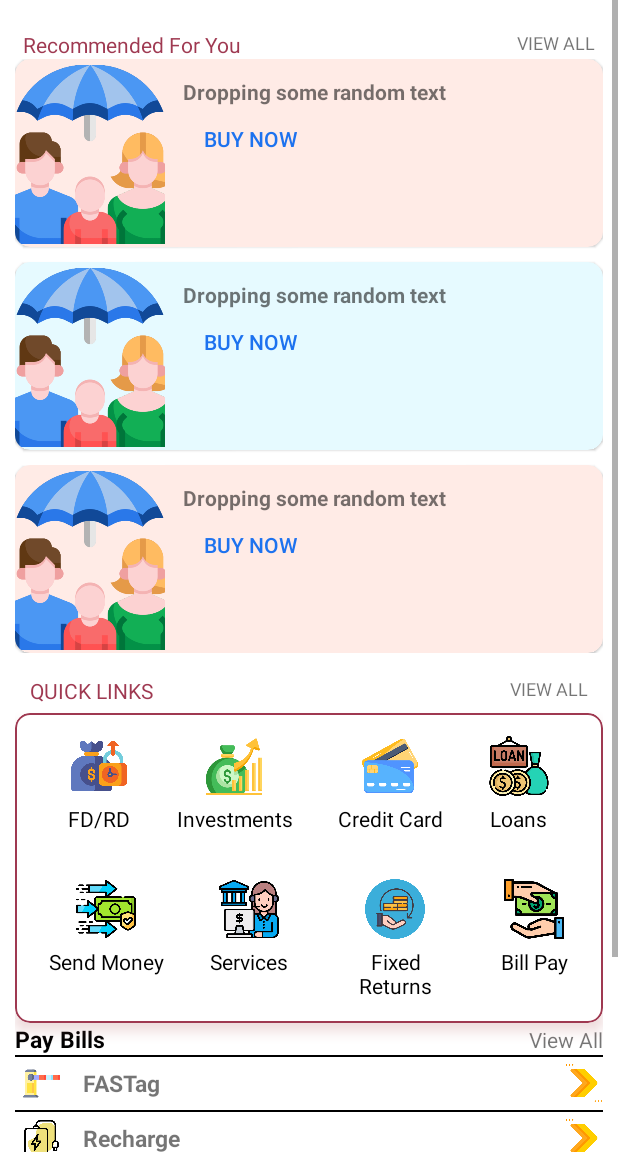
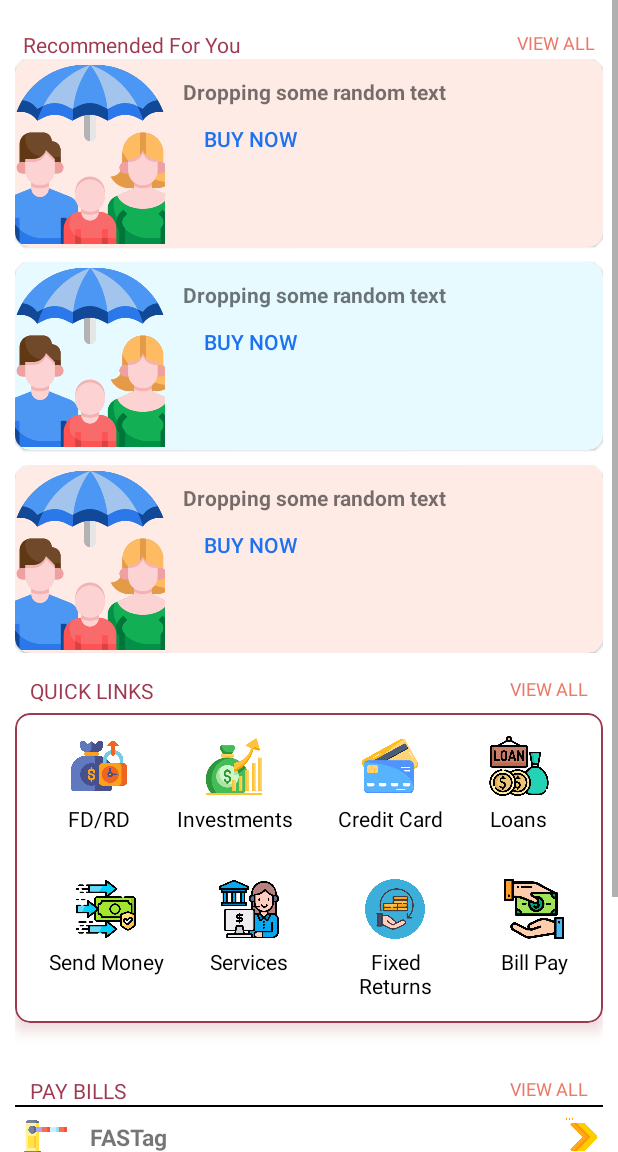
Before and after one commit to jitzp0924/CT-Demo-App, an Android app: the HomeScreen2 screen opened directly, with no data from a screen before it, on a phone screen of 412 x 824 dp, the part 84-1236 px from its top. Run offline under Robolectric (Android 15) with nearby library versions, the phone set to English and light mode, and no system bars.

Commit message:
Colour + image size

```diff
--- a/app/src/main/res/layout/activity_home_screen2.xml
+++ b/app/src/main/res/layout/activity_home_screen2.xml
@@ -96,7 +96,8 @@
             android:textSize="12sp"
             android:textAllCaps="true"
             android:gravity="center"
-            android:layout_alignParentRight="true"/>
+            android:layout_alignParentRight="true"
+            android:textColor="@color/bank_dark_secondary"/>
     </RelativeLayout>
 
     <LinearLayout
@@ -290,7 +291,8 @@
             android:textSize="12sp"
             android:textAllCaps="true"
             android:gravity="center"
-            android:layout_alignParentRight="true"/>
+            android:layout_alignParentRight="true"
+            android:textColor="@color/bank_dark_secondary"/>
     </RelativeLayout>
 
     <com.google.android.material.card.MaterialCardView
@@ -583,30 +585,34 @@
     <LinearLayout
         android:layout_width="match_parent"
         android:layout_height="match_parent"
-        android:orientation="vertical">
+        android:orientation="vertical"
+        android:layout_marginTop="20dp">
 
-        <LinearLayout
+        <RelativeLayout
             android:layout_width="match_parent"
             android:layout_height="wrap_content"
-            android:orientation="horizontal">
-
-            <TextView
-                android:layout_width="0dp"
-                android:layout_height="wrap_content"
-                android:layout_weight="1"
-                android:text="Pay Bills"
-                android:textStyle="bold"
-                android:textSize="15dp"
-                android:gravity="start"
-                android:textColor="@color/black"/>
+            android:layout_marginHorizontal="10dp"
+            android:layout_marginTop="15dp"
+            >
 
             <TextView
                 android:layout_width="wrap_content"
                 android:layout_height="wrap_content"
-                android:layout_weight="1"
-                android:text="View All"
-                android:gravity="end"/>
-        </LinearLayout>
+                android:text="Pay Bills"
+                android:textAllCaps="true"
+                android:textSize="14dp"
+                android:textColor="@color/bank_dark_primary"/>
+
+            <TextView
+                android:layout_width="wrap_content"
+                android:layout_height="wrap_content"
+                android:text="View all"
+                android:textSize="12sp"
+                android:textAllCaps="true"
+                android:gravity="center"
+                android:layout_alignParentRight="true"
+                android:textColor="@color/bank_dark_secondary"/>
+        </RelativeLayout>
         <View
             android:layout_width="match_parent"
             android:layout_height="1dp"
@@ -620,8 +626,8 @@
 
             <ImageView
                 android:id="@+id/fastaglogo"
-                android:layout_width="35dp"
-                android:layout_height="35dp"
+                android:layout_width="40dp"
+                android:layout_height="40dp"
                 android:src="@drawable/fastag"
                 android:padding="5dp"/>
 
@@ -657,8 +663,8 @@
 
             <ImageView
                 android:id="@+id/rechargelogo"
-                android:layout_width="35dp"
-                android:layout_height="35dp"
+                android:layout_width="40dp"
+                android:layout_height="40dp"
                 android:src="@drawable/recharge"
                 android:padding="5dp"/>
 
@@ -694,8 +700,8 @@
 
             <ImageView
                 android:id="@+id/electricitylogo"
-                android:layout_width="35dp"
-                android:layout_height="35dp"
+                android:layout_width="40dp"
+                android:layout_height="40dp"
                 android:src="@drawable/electricity"
                 android:padding="5dp"/>
 
@@ -731,8 +737,8 @@
 
             <ImageView
                 android:id="@+id/pipedgaslogo"
-                android:layout_width="35dp"
-                android:layout_height="35dp"
+                android:layout_width="40dp"
+                android:layout_height="40dp"
                 android:src="@drawable/pipeline"
                 android:padding="5dp"/>
 
@@ -769,8 +775,8 @@
 
             <ImageView
                 android:id="@+id/dthlogo"
-                android:layout_width="35dp"
-                android:layout_height="35dp"
+                android:layout_width="40dp"
+                android:layout_height="40dp"
                 android:src="@drawable/dth"
                 android:padding="5dp"/>
 
@@ -806,8 +812,8 @@
 
             <ImageView
                 android:id="@+id/broadbandlogo"
-                android:layout_width="35dp"
-                android:layout_height="35dp"
+                android:layout_width="40dp"
+                android:layout_height="40dp"
                 android:src="@drawable/broadband"
                 android:padding="5dp"/>
 
--- a/app/src/main/res/values/colors.xml
+++ b/app/src/main/res/values/colors.xml
@@ -8,4 +8,5 @@
     <color name="black">#000000</color>
     <color name="white">#FFFFFFFF</color>
     <color name="bank_dark_primary">#9f3951</color>
+    <color name="bank_dark_secondary">#ed7867</color>
 </resources>
```
Also changed, not shown: 1 other file.
